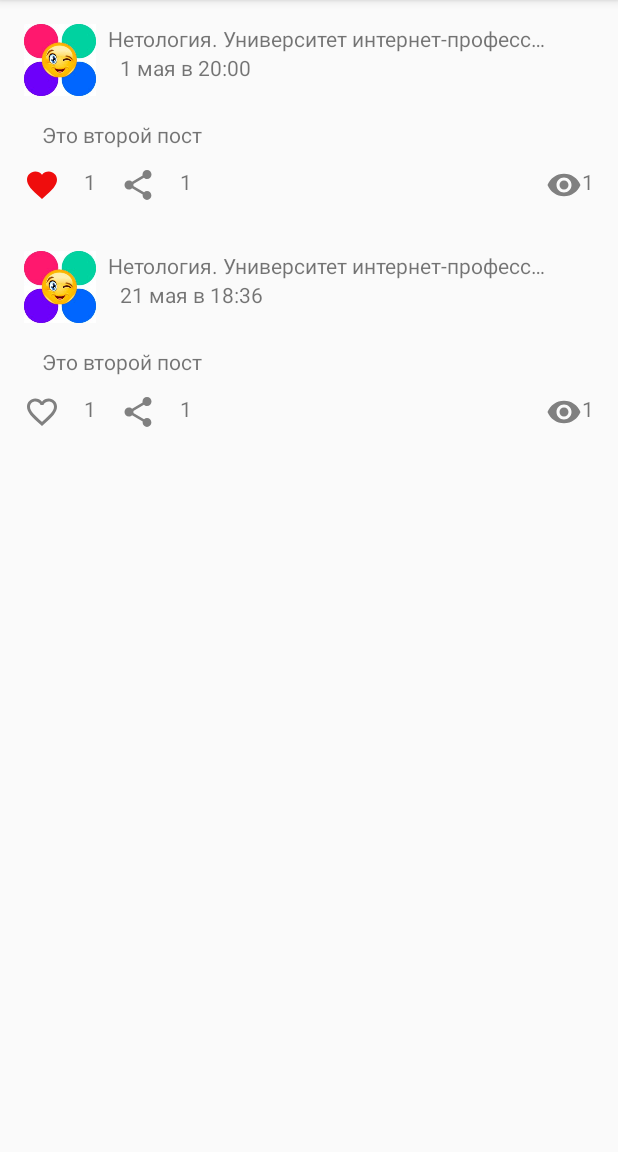
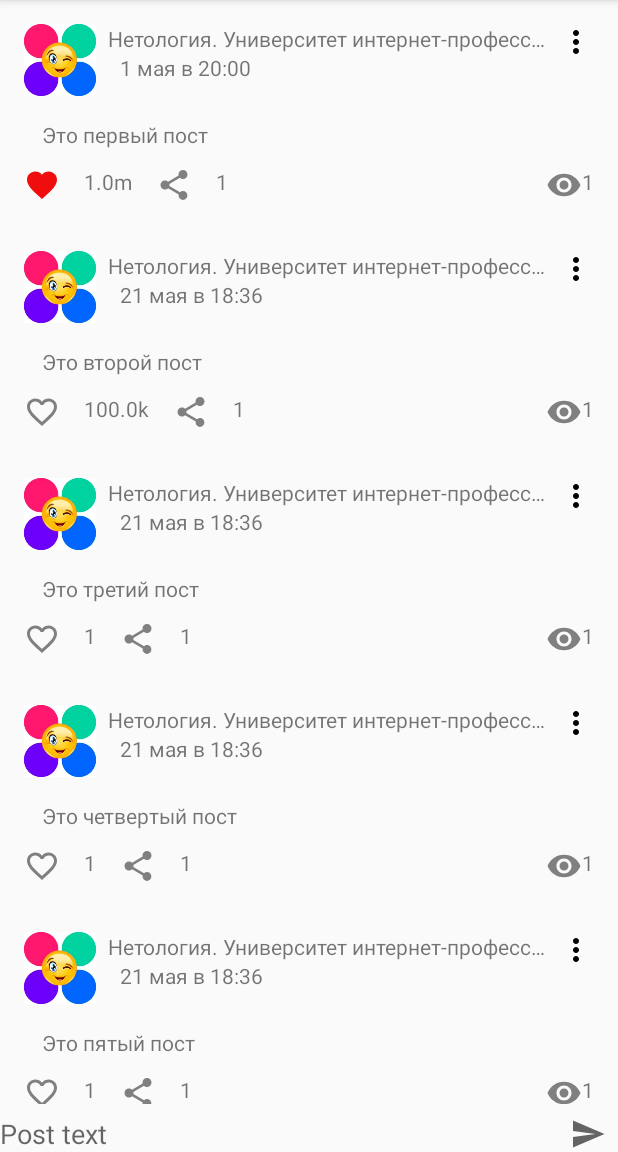
Before and after one commit to VladimirKlekov/NMedia, an Android app: the screen it shows after launch (MainActivity), after a tap on an icon or button, on a phone screen of 412 x 824 dp, the part 84-1236 px from its top. Run offline under Robolectric (Android 15) with nearby library versions, the light colour scheme and no system bars.

Commit message:
new dz2.4 - CRUD

```diff
--- a/app/src/main/java/ru/netology/nmedia/activity/MainActivity.kt
+++ b/app/src/main/java/ru/netology/nmedia/activity/MainActivity.kt
@@ -2,11 +2,15 @@
 
 import androidx.appcompat.app.AppCompatActivity
 import android.os.Bundle
+import android.widget.Toast
 import androidx.activity.viewModels
+import ru.netology.nmedia.R
 import ru.netology.nmedia.adapter.PostAdapter
+import ru.netology.nmedia.adapter.PostEventListener
 import ru.netology.nmedia.databinding.ActivityMainBinding
+import ru.netology.nmedia.dto.Post
+import ru.netology.nmedia.util.AndroidUtils
 import ru.netology.nmedia.viewmodel.PostViewModel
-
 
 
 class MainActivity : AppCompatActivity() {
@@ -40,25 +44,68 @@
         setContentView(binding.root)
         //Привязка к просмотру. Получить доступ к любому элементу
 
-        val viewModel:PostViewModel  by viewModels()
+        val viewModel: PostViewModel by viewModels()
         //Компонент ViewModel — предназначен для хранения и управления данными, связанными с
         // представлением, а заодно, избавить нас от проблемы, связанной с пересозданием активити
         // во время таких операций, как переворот экрана
         val adapter = PostAdapter(
-            onLikeListener = { viewModel.likeById(it.id) },
-            onShareListener = { viewModel.shareById(it.id) }
-        )
-//        val adapter= PostAdapter{
-//            viewModel.likeById(it.id)
-//            viewModel.shareById(it.id)
-//        }
+            //вместо лямбда выражений можем создать объект анонимного типа
+            object : PostEventListener {
+                override fun onEdit(post: Post) {
+                    viewModel.edit(post)
+
+                    //binding.supportEdit.visibility = "visible"
+                    //binding.supportEdit.text=???
+                }
+
+                override fun onRemove(post: Post) {
+                    viewModel.removeById(post.id)
+
+                }
+
+                override fun onLike(post: Post) {
+                    viewModel.likeById(post.id)
+                }
+
+                override fun onShare(post: Post) {
+                    viewModel.shareById(post.id)
+                }
+            }
 
 
+//            onLikeListener = {
+//                viewModel.likeById(it.id)
+////            },
+//            onShareListener = {
+//                viewModel.shareById(it.id)
+//            },
+//            onRemoveListener = {
+//                viewModel.removeById(it.id)
+//            }
+        )
+        //подписка на переменную. что бы начало работать редактирование поста
+        viewModel.edited.observe(this) { edited ->
+            if (edited.id == 0L) {
+                return@observe
+            }
+            binding.content.setText(edited.content)
+            binding.content.requestFocus()
+        }
 
 
-//           onLikeListener =  { viewModel.likeById(it.id) },
-//            onShareListener = { viewModel.shareById(it.id) }
-//            )
+        binding.save.setOnClickListener {
+            if (binding.content.text.isNullOrBlank()) {
+                Toast.makeText(it.context, getString(R.string.empty_post_error), Toast.LENGTH_SHORT)
+                    .show()
+                return@setOnClickListener
+            }
+            val text = binding.content.text.toString()
+            viewModel.editContent(text)
+            viewModel.save()
+            binding.content.clearFocus()
+            AndroidUtils.hideKeyboard(binding.content)
+            binding.content.setText("")
+        }
         binding.list.adapter = adapter
         viewModel.data.observe(this) { posts ->
             adapter.submitList(posts)
@@ -67,9 +114,16 @@
 
 
 }
-            //Для подписки на обновления LiveData используется метод observe(), который принимает
-            // объект типа LifecycleOwner и функциональный интерфейс Observer.
-            //Интерфейс LifecycleOwner реализуется классами Android компонентов, например
-            // AppCompatActivity, LifecycleService, Fragment.
 
-            //обновление данных
+//val adapter= PostAdapter{
+//            viewModel.likeById(it.id)
+//            viewModel.shareById(it.id)
+//        }
+//        nLikeListener = { viewModel.likeById(it.id) },
+//        onShareListener = { viewModel.shareById(it.id) }
+//Для подписки на обновления LiveData используется метод observe(), который принимает
+// объект типа LifecycleOwner и функциональный интерфейс Observer.
+//Интерфейс LifecycleOwner реализуется классами Android компонентов, например
+// AppCompatActivity, LifecycleService, Fragment.
+
+//обновление данных
--- a/app/src/main/java/ru/netology/nmedia/adapter/PostAdapter.kt
+++ b/app/src/main/java/ru/netology/nmedia/adapter/PostAdapter.kt
@@ -1,8 +1,9 @@
 package ru.netology.nmedia.adapter
+
 
 import android.view.LayoutInflater
 import android.view.ViewGroup
-//import android.widget.ListAdapter
+import android.widget.PopupMenu
 import androidx.recyclerview.widget.ListAdapter
 import androidx.recyclerview.widget.DiffUtil
 import androidx.recyclerview.widget.RecyclerView
@@ -11,24 +12,32 @@
 import ru.netology.nmedia.dto.Post
 import java.text.DecimalFormat
 
-//Adapter - класс, отвечающий за предоставление View, соответствующего конкретному элементу в наборе данных (посту в нашем случае).
-//Position - позиция элемента в Adapter'e.
-//Index - индекс View в Layout'e.
-//ViewHolder - класс, содержащий информацию о визуальном отображении конкретного элемента списка.
-//Binding - процесс подготовки View для отображения данных, соответствующих определённой позиции в адаптере.
+//создал свой тип данных
+//typealias OnLikeListener = (post: Post) -> Unit
+//typealias OnShareListener = (post: Post) -> Unit
+//typealias OnRemoveListener = (post: Post) -> Unit
 
-typealias OnLikeListener = (post: Post) -> Unit
-typealias OnShareListener = (post: Post) -> Unit
-//создал свой тип данных
+//создаю своего слушателя вместо типов данных
+interface PostEventListener {
+    //перечисляю, что может случиться
+    fun onEdit(post: Post)
+    fun onRemove(post: Post)
+    fun onLike(post: Post)
+    fun onShare(post: Post)
+}
+
 
 class PostAdapter(
-    private val onLikeListener: OnLikeListener,
-    private val onShareListener: OnShareListener
-) : ListAdapter<Post, PostViewHolder>(PostDiffCallback()) {
+    private val listener: PostEventListener,
+
+    ) : ListAdapter<Post, PostViewHolder>(PostDiffCallback()) {
 
     override fun onCreateViewHolder(parent: ViewGroup, viewType: Int): PostViewHolder {
         val binding = CardPostBinding.inflate(LayoutInflater.from(parent.context), parent, false)
-        return PostViewHolder(binding, onLikeListener, onShareListener)
+        return PostViewHolder(
+            binding = binding,
+            listener = listener
+        )
     }
 
     override fun onBindViewHolder(holder: PostViewHolder, position: Int) {
@@ -39,8 +48,7 @@
 
 class PostViewHolder(
     private val binding: CardPostBinding,
-    private val onLikeListener: OnLikeListener,
-    private val onShareListener: OnShareListener
+    private val listener: PostEventListener,
 ) : RecyclerView.ViewHolder(binding.root) {
     fun bind(post: Post) {
         binding.apply {
@@ -59,10 +67,29 @@
                 }
             )
             like.setOnClickListener {
-                onLikeListener(post)
+                listener.onLike(post)
             }
             share.setOnClickListener {
-                onShareListener(post)
+                listener.onShare(post)
+            }
+            menuButton.setOnClickListener {
+                PopupMenu(it.context, it).apply {
+                    inflate(R.menu.post_menu)//пункты меню
+                    setOnMenuItemClickListener { menuItem ->
+                        when (menuItem.itemId) {
+                            //если равен id
+                            R.id.remove -> {
+                                listener.onRemove(post)
+                                return@setOnMenuItemClickListener true
+                            }
+                            R.id.edit -> {
+                                listener.onEdit(post)
+                                return@setOnMenuItemClickListener true
+                            }
+                            else -> false
+                        }
+                    }
+                }.show()
             }
         }
     }
@@ -92,10 +119,15 @@
         roundingCount = (value.toDouble() / 1_000_000)
     }
     when (value) {
-        in 0 until 1000 -> result = roundingCount.toInt().toString()
+        in 0 until 1000 -> result = roundingCount.toLong().toString()
         in 1_000 until 1_000_000 -> result =
             DecimalFormat("#0.0").format(roundingCount).plus("k")
         else -> result = DecimalFormat("#0.0").format(roundingCount).plus("m")
     }
     return result
 }
+//Adapter - класс, отвечающий за предоставление View, соответствующего конкретному элементу в наборе данных (посту в нашем случае).
+//Position - позиция элемента в Adapter'e.
+//Index - индекс View в Layout'e.
+//ViewHolder - класс, содержащий информацию о визуальном отображении конкретного элемента списка.
+//Binding - процесс подготовки View для отображения данных, соответствующих определённой позиции в адаптере.
--- a/app/src/main/java/ru/netology/nmedia/repository/InMemoryPostRepository.kt
+++ b/app/src/main/java/ru/netology/nmedia/repository/InMemoryPostRepository.kt
@@ -9,29 +9,29 @@
 
     var posts = listOf(
         Post(
-            id = 2,
+            id = 1,
             author = "Нетология. Университет интернет-профессий",
             authorAvatar = "",
             published = "1 мая в 20:00",
-            content = "Это второй пост",
+            content = "Это первый пост",
             likedByMe = false,
-            likes = 1,
+            likes = 1_000_000,
             share = 1,
             eye = 1
         ),
         Post(
-            id = 1,
+            id = 2,
             author = "Нетология. Университет интернет-профессий",
             authorAvatar = "",
             published = "21 мая в 18:36",
             content = "Это второй пост",
             likedByMe = false,
-            likes = 1,
+            likes = 100_000,
             share = 1,
             eye = 1
         ),
         Post(
-            id = 1,
+            id = 3,
             author = "Нетология. Университет интернет-профессий",
             authorAvatar = "",
             published = "21 мая в 18:36",
@@ -42,7 +42,7 @@
             eye = 1
         ),
         Post(
-            id = 1,
+            id = 4,
             author = "Нетология. Университет интернет-профессий",
             authorAvatar = "",
             published = "21 мая в 18:36",
@@ -53,7 +53,7 @@
             eye = 1
         ),
         Post(
-            id = 1,
+            id = 5,
             author = "Нетология. Университет интернет-профессий",
             authorAvatar = "",
             published = "21 мая в 18:36",
@@ -64,11 +64,11 @@
             eye = 1
         ),
         Post(
-            id = 1,
+            id = 6,
             author = "Нетология. Университет интернет-профессий",
             authorAvatar = "",
             published = "21 мая в 18:36",
-            content = "Это второй пост",
+            content = "Это шестой пост",
             likedByMe = false,
             likes = 1,
             share = 1,
@@ -79,9 +79,30 @@
 
 
     override fun eye() {
-//        post = post.copy(
-//            eye = post.eye+1)
-//        data.value=posts
+//       TODO
+    }
+
+    override fun removeById(id: Long) {
+        posts = posts.filter {
+            it.id != id
+        }
+        data.value = posts
+    }
+
+    override fun save(post: Post) {
+        data.value = if (post.id == 0L) {
+            listOf(
+                post.copy(
+                    id = posts.firstOrNull()?.id?.plus(1) ?: 1L
+                                  )
+            ) + posts
+        } else {
+            posts.map {
+                if (it.id == post.id)  it else it.copy(content = post.content)
+            }
+
+        }
+
     }
 
     private val data = MutableLiveData(posts)
@@ -92,11 +113,11 @@
     override fun shareById(id: Long) {
         posts = posts.map {
             if (it.id != id) it else it.copy(
-                share = it.share+ 1
+                share = it.share + 1
             )
         }
 
-        data.value=posts
+        data.value = posts
     }
 
     //LiveData – это класс, который хранит данные и реализует паттерн Observable
@@ -104,9 +125,11 @@
 
     override fun likeById(id: Long) {
         posts = posts.map {
-            if (it.id != id) it else it.copy(likedByMe = !it.likedByMe)
+            if (it.id != id) it else it.copy(
+                likedByMe = !it.likedByMe,
+                likes = if (!it.likedByMe) it.likes + 1 else it.likes - 1
+            )
         }
-
         data.value = posts
     }
 }
--- a/app/src/main/java/ru/netology/nmedia/repository/PostRepository.kt
+++ b/app/src/main/java/ru/netology/nmedia/repository/PostRepository.kt
@@ -9,4 +9,6 @@
         fun likeById(id:Long)
         fun shareById(id:Long)
         fun eye()
+        fun removeById(id:Long)
+        fun save(post:Post)
 }
--- a/app/src/main/java/ru/netology/nmedia/viewmodel/PostViewModel.kt
+++ b/app/src/main/java/ru/netology/nmedia/viewmodel/PostViewModel.kt
@@ -1,8 +1,24 @@
 package ru.netology.nmedia.viewmodel
 
+import androidx.lifecycle.MutableLiveData
 import androidx.lifecycle.ViewModel
+import ru.netology.nmedia.dto.Post
 import ru.netology.nmedia.repository.PostRepository
 import ru.netology.nmedia.repository.PostRepositoryInMemoryImpl
+
+//заглушка
+val empty = Post(
+    0,
+    "",
+    "",
+    "",
+    "",
+    false,
+    0,
+    0,
+    0
+
+)
 
 class PostViewModel : ViewModel() {
     private val repository: PostRepository = PostRepositoryInMemoryImpl()
@@ -13,4 +29,36 @@
         repository.eye()
     }
 
+    fun removeById(id: Long) = repository.removeById(id)
+
+    //Хранилище для поста, который будет создан
+    val edited = MutableLiveData(empty)
+
+    fun editContent(content: String) {
+        edited.value?.let {
+            repository.save(it)
+            val trimmed = content.trim()
+            if (trimmed == it.content) {
+
+                return
+            }
+            edited.value = it.copy(content = trimmed)
+        }
+
+    }
+
+    fun save() {
+        edited.value?.let {
+            repository.save(it)
+            edited.value = empty
+        }
+    }
+
+    fun edit(post: Post) {
+        edited.value = post
+
+
+    }
+
+
 }
--- /dev/null
+++ b/app/src/main/res/drawable/ic_baseline_send_24.xml
@@ -0,0 +1,5 @@
+<vector android:autoMirrored="true" android:height="24dp"
+    android:tint="?colorControlNormal" android:viewportHeight="24"
+    android:viewportWidth="24" android:width="24dp" xmlns:android="http://schemas.android.com/apk/res/android">
+    <path android:fillColor="@android:color/white" android:pathData="M2.01,21L23,12 2.01,3 2,10l15,2 -15,2z"/>
+</vector>
--- a/app/src/main/res/layout/activity_main.xml
+++ b/app/src/main/res/layout/activity_main.xml
@@ -1,18 +1,76 @@
 <?xml version="1.0" encoding="utf-8"?>
 
-<FrameLayout
-    xmlns:android="http://schemas.android.com/apk/res/android"
+<androidx.constraintlayout.widget.ConstraintLayout xmlns:android="http://schemas.android.com/apk/res/android"
     xmlns:app="http://schemas.android.com/apk/res-auto"
     xmlns:tools="http://schemas.android.com/tools"
     android:layout_width="match_parent"
     android:layout_height="match_parent"
     tools:context=".activity.MainActivity">
+
     <androidx.recyclerview.widget.RecyclerView
         android:id="@+id/list"
-        android:layout_width="match_parent"
-        android:layout_height="wrap_content"
+        android:layout_width="0dp"
+        android:layout_height="0dp"
         app:layoutManager="androidx.recyclerview.widget.LinearLayoutManager"
+        app:layout_constraintBottom_toTopOf="@+id/barrier_bottom"
+        app:layout_constraintEnd_toEndOf="parent"
+        app:layout_constraintHorizontal_bias="1.0"
+        app:layout_constraintStart_toStartOf="parent"
+        app:layout_constraintTop_toTopOf="parent"
+        app:layout_constraintVertical_bias="0.0"
         tools:listitem="@layout/card_post" />
 
+    <androidx.constraintlayout.widget.Barrier
+        android:id="@+id/barrier_bottom"
+        android:layout_width="wrap_content"
+        android:layout_height="wrap_content"
+        app:barrierDirection="top"
+        app:constraint_referenced_ids="content,save" />
 
-</FrameLayout>
+    <EditText
+        android:id="@+id/content"
+        android:layout_width="0dp"
+        android:layout_height="wrap_content"
+        android:background="@android:color/transparent"
+        android:hint="@string/post_input_text"
+        android:importantForAutofill="no"
+        android:inputType="textMultiLine"
+        app:layout_constraintBottom_toBottomOf="parent"
+        app:layout_constraintEnd_toStartOf="@+id/save"
+        app:layout_constraintStart_toStartOf="parent" />
+
+    <ImageView
+        android:id="@+id/save"
+        android:layout_width="wrap_content"
+        android:layout_height="wrap_content"
+        android:padding="@dimen/common_spacing_8dp"
+        app:layout_constraintBottom_toBottomOf="parent"
+        app:layout_constraintEnd_toEndOf="parent"
+        app:layout_constraintTop_toTopOf="@+id/content"
+        app:srcCompat="@drawable/ic_baseline_send_24"
+        android:contentDescription="" />
+
+
+    <EditText
+        android:id="@+id/supportEdit"
+        android:layout_width="wrap_content"
+        android:layout_height="wrap_content"
+        app:layout_constraintBottom_toTopOf="@+id/content"
+        app:layout_constraintStart_toStartOf="parent"
+        android:visibility="invisible"
+        android:text=""
+        android:importantForAutofill="no"
+        android:inputType="textMultiLine"/>
+
+<!--    <androidx.constraintlayout.widget.Group-->
+<!--        android:id="@+id/group"-->
+<!--        android:layout_width="wrap_content"-->
+<!--        android:layout_height="wrap_content"-->
+<!--        app:layout_constraintStart_toStartOf="parent"-->
+<!--        app:layout_constraintTop_toTopOf="@+id/content"-->
+<!--        android:visibility="invisible"-->
+<!--        app:constraint_referenced_ids="content,supportEdit" />-->
+
+
+
+</androidx.constraintlayout.widget.ConstraintLayout>
--- a/app/src/main/res/layout/card_post.xml
+++ b/app/src/main/res/layout/card_post.xml
@@ -4,7 +4,7 @@
     xmlns:app="http://schemas.android.com/apk/res-auto"
     xmlns:tools="http://schemas.android.com/tools"
     android:layout_width="match_parent"
-    android:layout_height="match_parent"
+    android:layout_height="wrap_content"
     android:padding = "@dimen/common_spacing_16dp" >
 
 
@@ -52,6 +52,7 @@
         app:layout_constraintEnd_toEndOf="parent"
         app:layout_constraintTop_toTopOf="parent"
         android:background="@android:color/transparent"
+        app:srcCompat="@drawable/ic_baseline_more_vert_24"
         />
 
     <androidx.constraintlayout.widget.Barrier
--- /dev/null
+++ b/app/src/main/res/menu/post_menu.xml
@@ -0,0 +1,6 @@
+<?xml version="1.0" encoding="utf-8"?>
+<menu xmlns:android="http://schemas.android.com/apk/res/android">
+<item android:id ="@+id/remove" android:title="@string/post_menu_remove"/>
+    <item android:id ="@+id/edit" android:title="@string/post_menu_edit"/>
+
+</menu>
--- a/app/src/main/res/values/strings.xml
+++ b/app/src/main/res/values/strings.xml
@@ -3,6 +3,10 @@
     <string name="textAuthor">Нетология. Университет интернет-профессий</string>
     <string name="textTime">21 мая в 18:36</string>
     <string name="textPost">Привет учителям Нетологии!!! Пост пост пост.</string>
+    <string name="post_menu_remove">Remove</string>
+    <string name="post_menu_edit">Edit</string>
+    <string name="post_input_text">Post text</string>
+    <string name="empty_post_error">Post is blank</string>
 
 
 </resources>
```
Also changed, not shown: app/src/main/java/ru/netology/nmedia/util/AndroidUtils.kt (added, +12 -0 lines).
